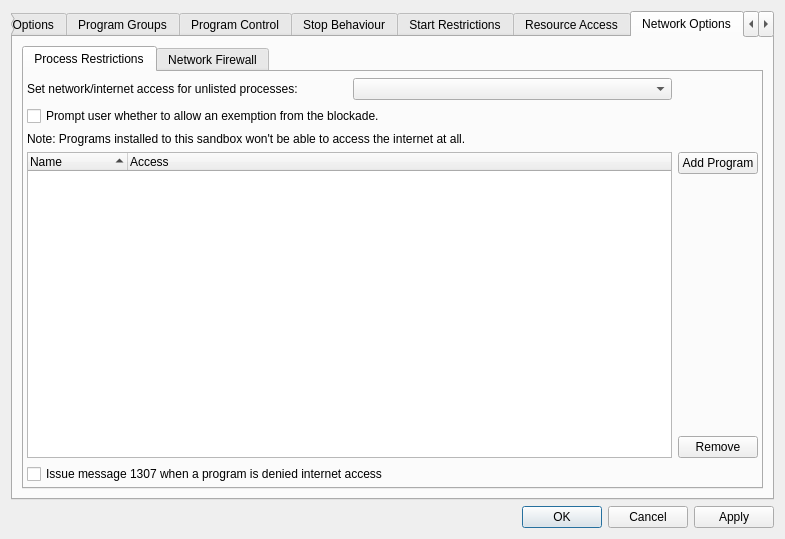
The window that SandboxiePlus/SandMan/Forms/OptionsWindow.ui (sandboxie-plus/Sandboxie) describes before a commit, drawn with Qt 5.
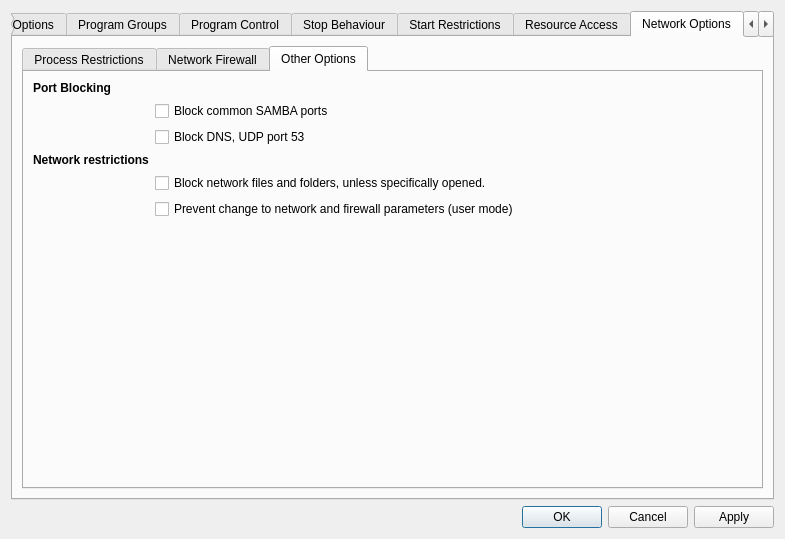
The same window after the commit. The open tabs and pages were chosen to show the change.

```diff
--- a/SandboxiePlus/SandMan/Forms/OptionsWindow.ui
+++ b/SandboxiePlus/SandMan/Forms/OptionsWindow.ui
@@ -669,37 +669,6 @@
              <string>Restrictions</string>
             </attribute>
             <layout class="QGridLayout" name="gridLayout_36">
-             <item row="0" column="0" colspan="2">
-              <widget class="QLabel" name="lblNetwork">
-               <property name="font">
-                <font>
-                 <weight>75</weight>
-                 <bold>true</bold>
-                 <kerning>true</kerning>
-                </font>
-               </property>
-               <property name="toolTip">
-                <string>Protect the system from sandboxed processes</string>
-               </property>
-               <property name="text">
-                <string>Network restrictions</string>
-               </property>
-              </widget>
-             </item>
-             <item row="1" column="1" colspan="2">
-              <widget class="QCheckBox" name="chkBlockNetShare">
-               <property name="text">
-                <string>Block network files and folders, unless specifically opened.</string>
-               </property>
-              </widget>
-             </item>
-             <item row="2" column="1" colspan="2">
-              <widget class="QCheckBox" name="chkBlockNetParam">
-               <property name="text">
-                <string>Prevent change to network and firewall parameters (user mode)</string>
-               </property>
-              </widget>
-             </item>
              <item row="3" column="0" colspan="2">
               <widget class="QLabel" name="lblPrinting">
                <property name="font">
@@ -3112,7 +3081,7 @@
          <item row="1" column="0">
           <widget class="QTabWidget" name="tabsInternet">
            <property name="currentIndex">
-            <number>0</number>
+            <number>2</number>
            </property>
            <widget class="QWidget" name="tabINet">
             <attribute name="title">
@@ -3370,6 +3339,105 @@
              </item>
             </layout>
            </widget>
+           <widget class="QWidget" name="tabNetConfig">
+            <attribute name="title">
+             <string>Other Options</string>
+            </attribute>
+            <layout class="QGridLayout" name="gridLayout_64">
+             <item row="0" column="0">
+              <layout class="QGridLayout" name="gridLayout_30">
+               <item row="5" column="1">
+                <widget class="QCheckBox" name="chkBlockNetParam">
+                 <property name="text">
+                  <string>Prevent change to network and firewall parameters (user mode)</string>
+                 </property>
+                </widget>
+               </item>
+               <item row="0" column="0">
+                <widget class="QLabel" name="lblPorts">
+                 <property name="font">
+                  <font>
+                   <weight>75</weight>
+                   <bold>true</bold>
+                   <kerning>true</kerning>
+                  </font>
+                 </property>
+                 <property name="toolTip">
+                  <string>Protect the system from sandboxed processes</string>
+                 </property>
+                 <property name="text">
+                  <string>Port Blocking</string>
+                 </property>
+                </widget>
+               </item>
+               <item row="4" column="1">
+                <widget class="QCheckBox" name="chkBlockNetShare">
+                 <property name="text">
+                  <string>Block network files and folders, unless specifically opened.</string>
+                 </property>
+                </widget>
+               </item>
+               <item row="3" column="0">
+                <widget class="QLabel" name="lblNetwork">
+                 <property name="font">
+                  <font>
+                   <weight>75</weight>
+                   <bold>true</bold>
+                   <kerning>true</kerning>
+                  </font>
+                 </property>
+                 <property name="toolTip">
+                  <string>Protect the system from sandboxed processes</string>
+                 </property>
+                 <property name="text">
+                  <string>Network restrictions</string>
+                 </property>
+                </widget>
+               </item>
+               <item row="6" column="0">
+                <spacer name="verticalSpacer_10">
+                 <property name="orientation">
+                  <enum>Qt::Vertical</enum>
+                 </property>
+                 <property name="sizeHint" stdset="0">
+                  <size>
+                   <width>20</width>
+                   <height>40</height>
+                  </size>
+                 </property>
+                </spacer>
+               </item>
+               <item row="1" column="1">
+                <widget class="QCheckBox" name="chkBlockSamba">
+                 <property name="text">
+                  <string>Block common SAMBA ports</string>
+                 </property>
+                </widget>
+               </item>
+               <item row="6" column="1">
+                <spacer name="horizontalSpacer_18">
+                 <property name="orientation">
+                  <enum>Qt::Horizontal</enum>
+                 </property>
+                 <property name="sizeHint" stdset="0">
+                  <size>
+                   <width>40</width>
+                   <height>20</height>
+                  </size>
+                 </property>
+                </spacer>
+               </item>
+               <item row="2" column="1">
+                <widget class="QCheckBox" name="chkBlockDns">
+                 <property name="text">
+                  <string>Block DNS, UDP port 53</string>
+                 </property>
+                </widget>
+               </item>
+              </layout>
+             </item>
+            </layout>
+           </widget>
           </widget>
          </item>
         </layout>
```
Left out of the diff: 8 changed lines with no effect on the pictures.
